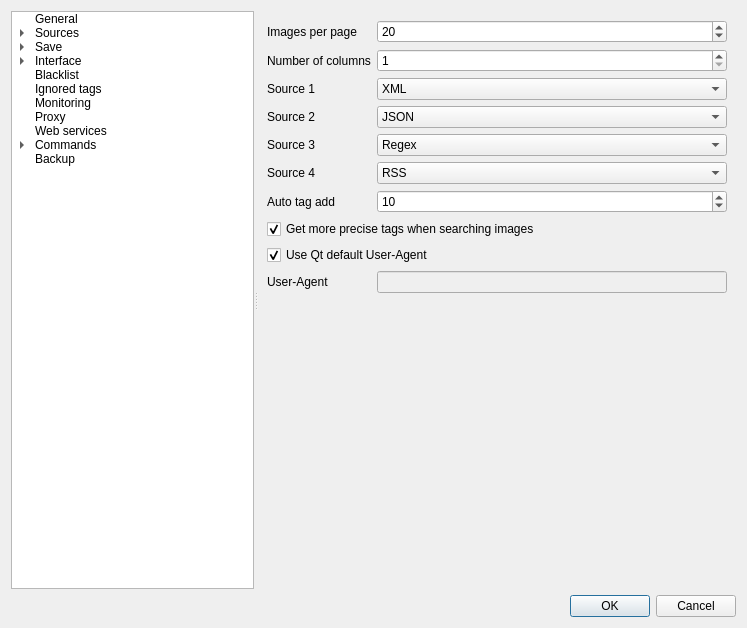
Qt form src/gui/src/settings/options-window.ui (Bionus/imgbrd-grabber) before a commit.
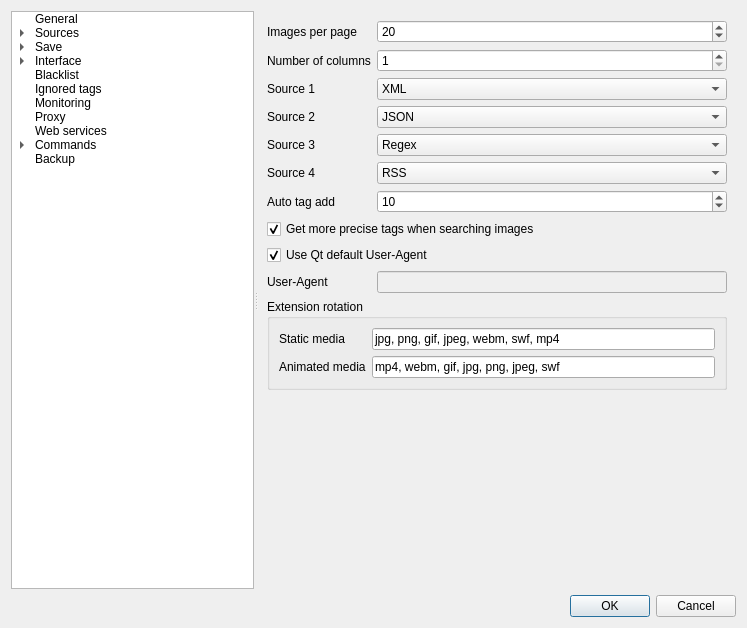
The same form after that commit. The open tabs and pages were chosen to show the change. Icons and pictures are not drawn.

Commit message: feat: allow customizing extension rotation (fix #3591)

What changed in the file:
```diff
--- a/src/gui/src/settings/options-window.ui
+++ b/src/gui/src/settings/options-window.ui
@@ -656,6 +656,43 @@
           </property>
          </widget>
         </item>
+        <item row="10" column="0" colspan="2">
+         <widget class="QGroupBox" name="groupExtensionRotatorStatic">
+          <property name="title">
+           <string>Extension rotation</string>
+          </property>
+          <layout class="QFormLayout" name="formLayout_31">
+           <item row="0" column="0">
+            <widget class="QLabel" name="labelExtensionRotatorStatic">
+             <property name="text">
+              <string>Static media</string>
+             </property>
+            </widget>
+           </item>
+           <item row="0" column="1">
+            <widget class="QLineEdit" name="lineExtensionRotatorStatic">
+             <property name="text">
+              <string>jpg, png, gif, jpeg, webm, swf, mp4</string>
+             </property>
+            </widget>
+           </item>
+           <item row="1" column="1">
+            <widget class="QLineEdit" name="lineExtensionRotatorAnimated">
+             <property name="text">
+              <string>mp4, webm, gif, jpg, png, jpeg, swf</string>
+             </property>
+            </widget>
+           </item>
+           <item row="1" column="0">
+            <widget class="QLabel" name="labelExtensionRotatorAnimated">
+             <property name="text">
+              <string>Animated media</string>
+             </property>
+            </widget>
+           </item>
+          </layout>
+         </widget>
+        </item>
        </layout>
       </widget>
       <widget class="QWidget" name="pageSourcesRegistries">
```
The commit also changes 2 other files.
